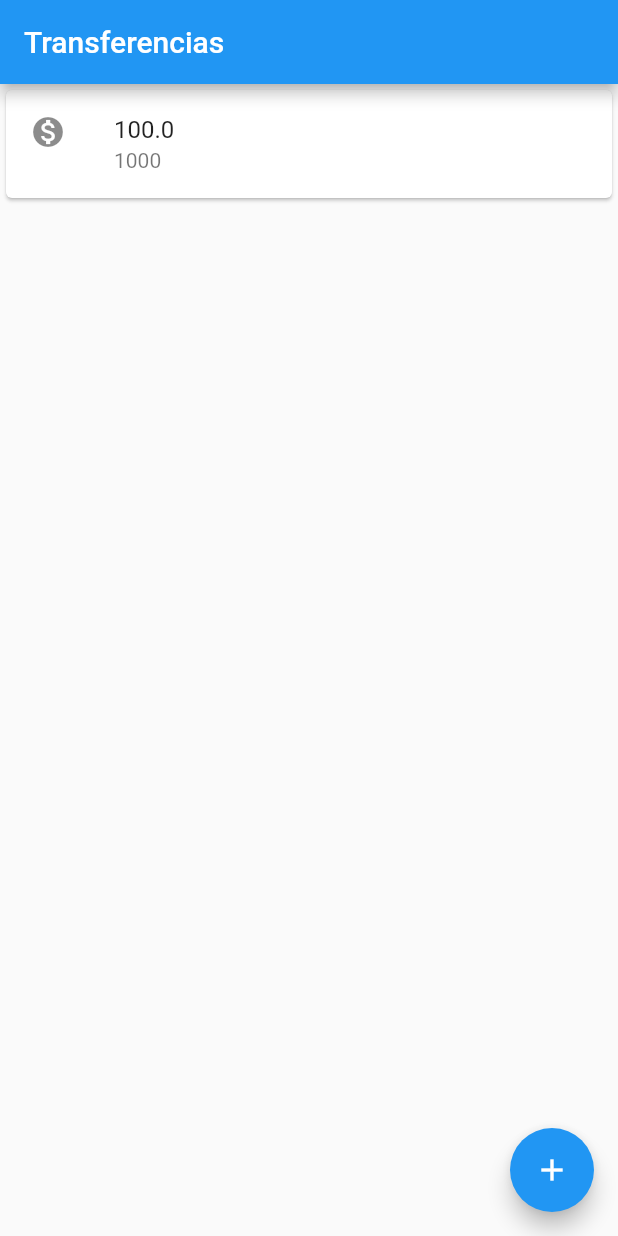
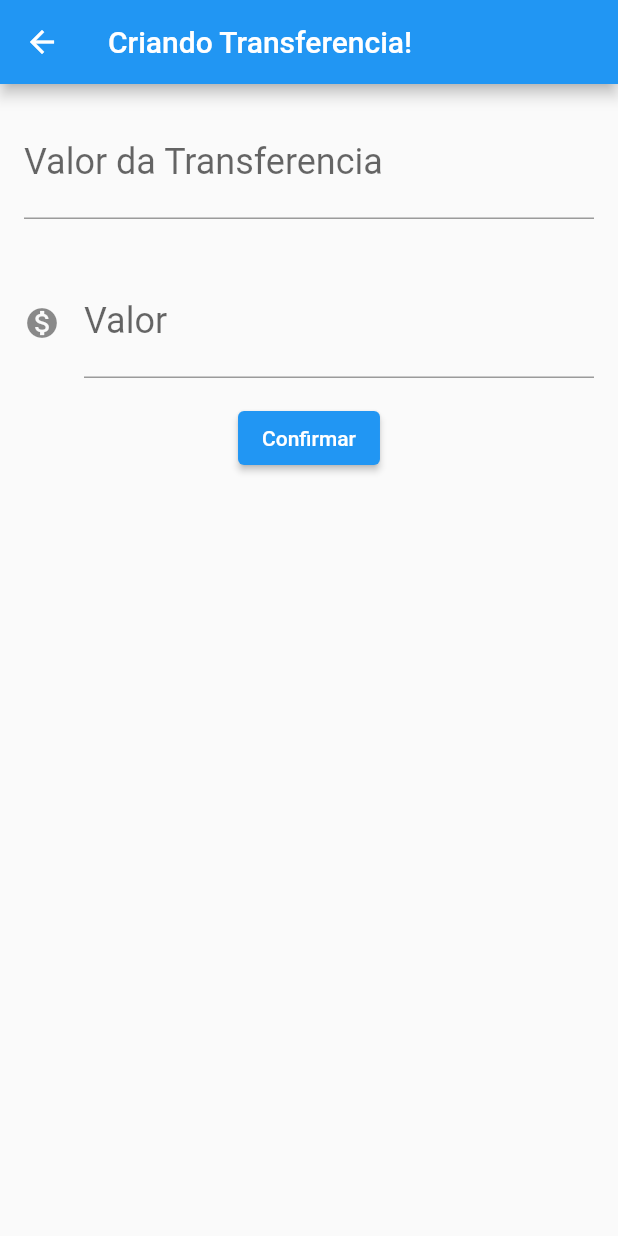
Before and after one commit to lSilverDev/ByteBank, a Flutter app: the screen it shows after launch, after a tap on the "add" icon, on a phone screen of 412 x 824 dp. Run offline on Flutter 3.47's test engine with Material 2 defaults, Android fonts, the phone set to English and light mode, and no system bars; missing offline and left inert: dart:html.

Commit message:
Build and listview

```diff
--- a/bytebank/lib/main.dart
+++ b/bytebank/lib/main.dart
@@ -1,30 +1,126 @@
 import 'dart:html';
-
 import 'package:flutter/material.dart';
 
-void main() => runApp(
-  MaterialApp(
-    home: Scaffold(
+void main() => runApp(BytebankApp());
+
+  class BytebankApp extends StatelessWidget{
+  @override
+  Widget build(BuildContext context){
+    return MaterialApp(
+      home: Scaffold(
+          body: ListaTransferencia(),
+        ),
+      );
+    }
+  }
+
+class FormularioTransferencia extends StatelessWidget{
+
+  final TextEditingController _ControladorCampoNumeroConta = TextEditingController();
+  final TextEditingController _controladorCampoValor = TextEditingController();
+
+  @override
+  Widget build(BuildContext context){
+    return Scaffold(
+      appBar: AppBar(
+        title: const Text('Criando Transferencia!'),
+      ),
+      body: Column(
+        children: <Widget>[
+            Editor(
+              controlador: _ControladorCampoNumeroConta,
+              rotulo: "Valor da Transferencia",
+              dica: "0000",
+            ),
+            Editor(
+              controlador: _controladorCampoValor,
+              rotulo: "Valor",
+              dica: "0.00",
+              icone: Icons.monetization_on
+            ),
+          ElevatedButton(
+            onPressed: () =>_criaTransferencia(context, _ControladorCampoNumeroConta, _controladorCampoValor),
+            child: Text('Confirmar'),
+          )
+        ]
+      ,)
+    );
+  }
+}
+
+void _criaTransferencia(BuildContext context, TextEditingController _NumeroConta, TextEditingController _CampoValor){
+  final int? numeroConta = int.tryParse(_NumeroConta.text);
+  final double? valor = double.tryParse(_CampoValor.text);
+
+  if(numeroConta != null && valor != null){
+    final transferenciaCriada = Transferencia(valor, numeroConta);
+    debugPrint('$transferenciaCriada');
+    debugPrint('me too');
+    Navigator.pop(context, transferenciaCriada);
+  }
+}
+
+class Editor extends StatelessWidget{
+
+  final TextEditingController ?controlador;
+  final String ?rotulo;
+  final String ?dica;
+  final IconData ?icone;
+
+  Editor({this.controlador, this.rotulo, this.dica, this.icone});
+
+  @override
+  Widget build(BuildContext context){
+    return Padding(
+            padding: const EdgeInsets.all(16.0),
+            child: TextField(
+              controller: controlador,
+              style: TextStyle(
+                fontSize: 24.0,
+              ),
+              decoration: InputDecoration(
+                icon: icone != null ? Icon(icone) : null,
+                labelText: rotulo,
+                hintText: dica,
+              ),
+              keyboardType: TextInputType.number,
+            ),
+          );
+  }
+}
+
+  class ListaTransferencia extends StatelessWidget {
+
+  late final List<Transferencia> _transferencias = [];
+
+    @override
+    Widget build(BuildContext context){
+      return Scaffold(
         appBar: AppBar(
           title: const Text('Transferencias'),
         ),
-        body: ListaTransferencia(),
+        body: ListView.builder(
+          itemCount: _transferencias.length,
+          itemBuilder: (context, indice) {
+            final transferencia = _transferencias[indice];
+            return ItemTransferencia(transferencia);
+          },
+        ),
         floatingActionButton:
           FloatingActionButton(
-            onPressed: () {},
+            onPressed: () {
+                final Future<Transferencia?> future = Navigator.push(context, MaterialPageRoute(builder: (context) {
+                  return FormularioTransferencia();
+                  }
+                )
+              );
+              future.then((transferenciaRecebida) => {
+                if(transferenciaRecebida != null)
+                _transferencias.add(transferenciaRecebida)
+              });
+            },
             child: Icon(Icons.add),
           ),
-      ),
-    ),
-  );
-
-  class ListaTransferencia extends StatelessWidget {
-    @override
-    Widget build(BuildContext context){
-      return Column(
-        children: [
-          ItemTransferencia(Transferencia(100, 1000)),
-        ],
       );
     }
   }
@@ -52,34 +148,9 @@ void main() => runApp(
     final int numeroConta;
 
     Transferencia(this.valor, this.numeroConta);
+
+    @override
+    String toString() {
+      return 'Transferencia{ valor: $valor, numeroConta: $numeroConta}';
+    }
   }
-
-// class MyApp extends StatelessWidget {
-//   const MyApp({Key? key}) : super(key: key);
-
-//   static const String _title = 'Flutter Code Sample';
-
-//   @override
-//   Widget build(BuildContext context) {
-//     return const MaterialApp(
-//       title: _title,
-//       home: MyStatefulWidget(),
-//     );
-//   }
-// }
-
-// class MyStatefulWidget extends StatefulWidget {
-//   const MyStatefulWidget({Key? key}) : super(key: key);
-
-//   @override
-//   State<MyStatefulWidget> createState() => _MyStatefulWidgetState();
-// }
-
-// class _MyStatefulWidgetState extends State<MyStatefulWidget> {
-//   int _count = 0;
-
-//   @override
-//   Widget build(BuildContext context) {
-//     return
-//   }
-// }
```
Also changed, not shown: bytebank/pubspec.lock.
